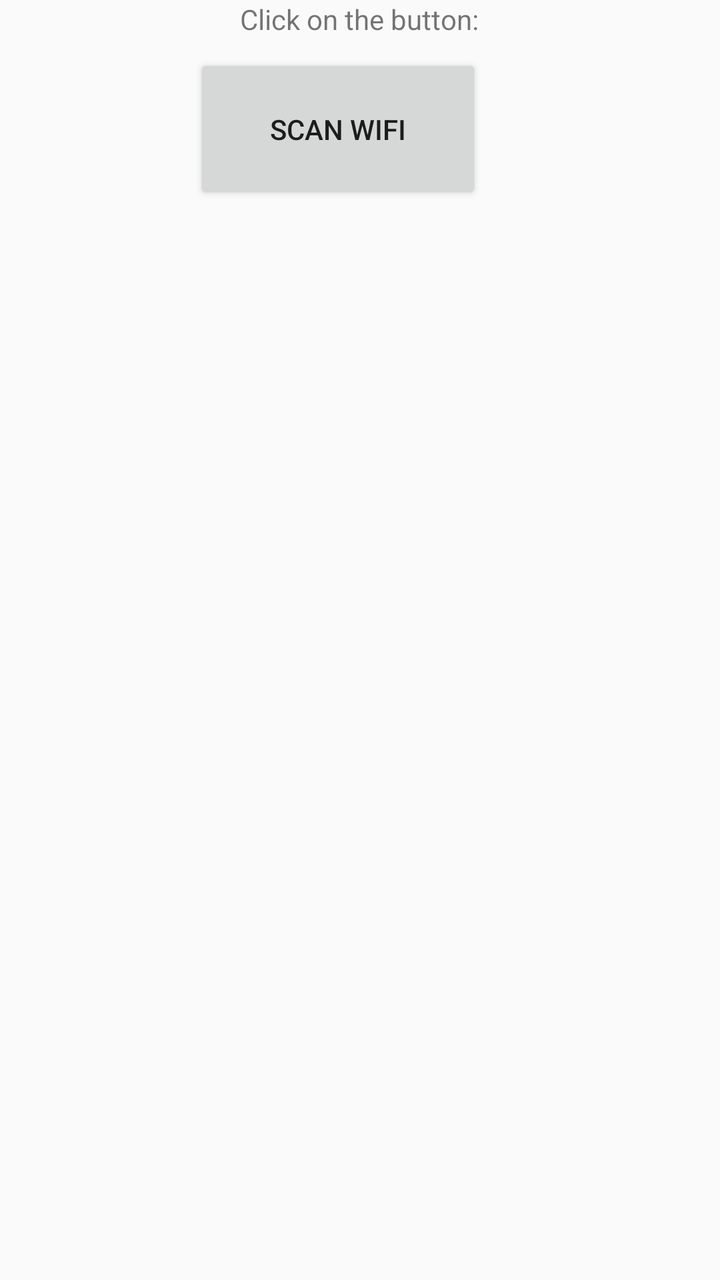
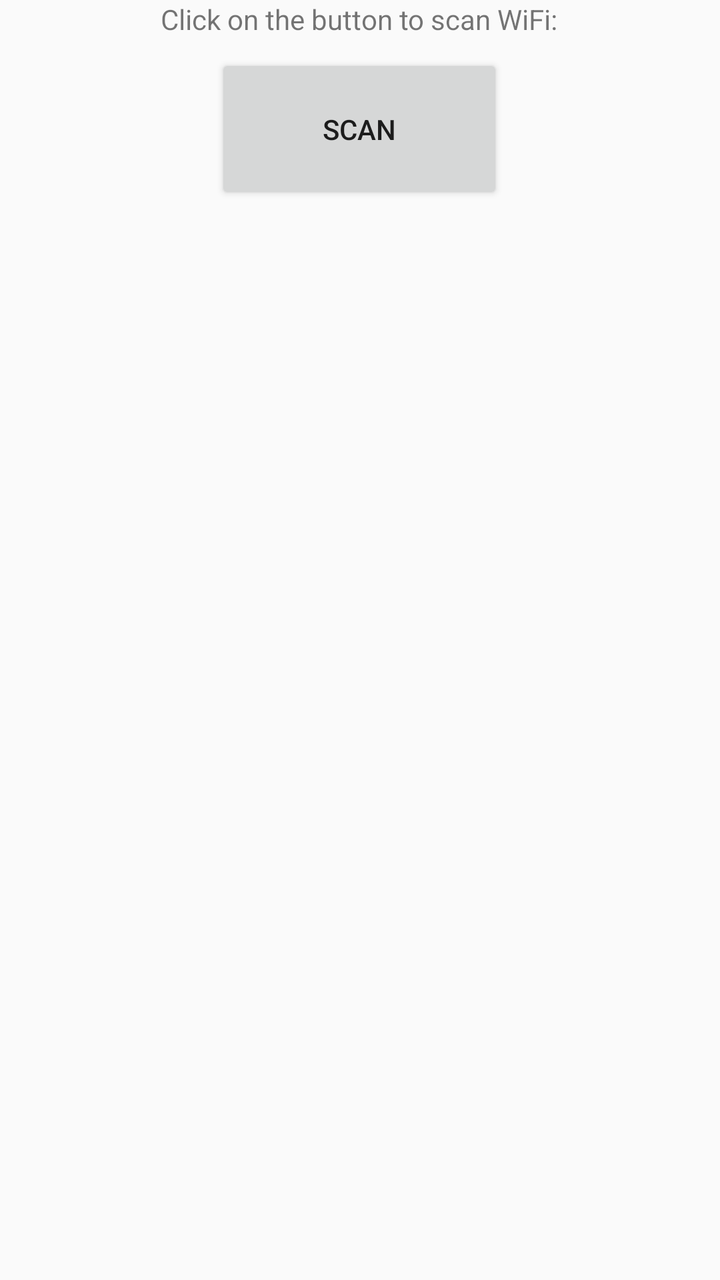

An Android layout rendered at two revisions. The XML below is the earlier revision; the diff shows what the commit changed to produce the second picture.
<!-- AndroidManifest.xml: application theme AppTheme -->
<!-- res/layout/activity_main.xml -->
<?xml version="1.0" encoding="utf-8"?>
<androidx.constraintlayout.widget.ConstraintLayout xmlns:android="http://schemas.android.com/apk/res/android"
    xmlns:app="http://schemas.android.com/apk/res-auto"
    xmlns:tools="http://schemas.android.com/tools"
    android:layout_width="match_parent"
    android:layout_height="match_parent"
    tools:context=".MainActivity">

    <TextView
        android:id="@+id/helloTextView"
        android:layout_width="wrap_content"
        android:layout_height="wrap_content"
        android:text="Click on the button:"
        app:layout_constraintBottom_toTopOf="@+id/scanButton"
        app:layout_constraintEnd_toEndOf="parent"
        app:layout_constraintHorizontal_bias="0.498"
        app:layout_constraintStart_toStartOf="parent"
        app:layout_constraintTop_toTopOf="parent" />

    <Button
        android:id="@+id/scanButton"
        android:layout_width="144dp"
        android:layout_height="75dp"
        android:layout_marginTop="8dp"
        android:text="Scan WiFi"
        app:layout_constraintEnd_toEndOf="parent"
        app:layout_constraintHorizontal_bias="0.449"
        app:layout_constraintStart_toStartOf="parent"
        app:layout_constraintTop_toBottomOf="@+id/helloTextView" />

    <ListView
        android:id="@+id/listView"
        android:layout_width="0dp"
        android:layout_height="0dp"
        app:layout_constraintTop_toBottomOf="@+id/scanButton"
        app:layout_constraintBottom_toBottomOf="parent"
        app:layout_constraintStart_toStartOf="parent"
        app:layout_constraintEnd_toEndOf="parent"
        app:layout_constraintHeight_default="spread"
        app:layout_constraintWidth_default="spread" />

</androidx.constraintlayout.widget.ConstraintLayout>
<!-- resources referenced by this layout -->
<resources>
  <style name="AppTheme" parent="Theme.AppCompat.Light.DarkActionBar">
          
          <item name="colorPrimary">@color/graphite_gray</item>
          <item name="colorAccent">@color/white</item>
      </style>
  <color name="graphite_gray">#212121</color>
  <color name="white">#FFFFFFFF</color>
</resources>

<!-- the commit's change to res/layout/activity_main.xml (unified diff, before → after) -->
@@ -10,7 +10,7 @@
         android:id="@+id/helloTextView"
         android:layout_width="wrap_content"
         android:layout_height="wrap_content"
-        android:text="Click on the button:"
+        android:text="Click on the button to scan WiFi:"
         app:layout_constraintBottom_toTopOf="@+id/scanButton"
         app:layout_constraintEnd_toEndOf="parent"
         app:layout_constraintHorizontal_bias="0.498"
@@ -22,9 +22,9 @@
         android:layout_width="144dp"
         android:layout_height="75dp"
         android:layout_marginTop="8dp"
-        android:text="Scan WiFi"
+        android:text="Scan"
         app:layout_constraintEnd_toEndOf="parent"
-        app:layout_constraintHorizontal_bias="0.449"
+        app:layout_constraintHorizontal_bias="0.498"
         app:layout_constraintStart_toStartOf="parent"
         app:layout_constraintTop_toBottomOf="@+id/helloTextView" />
 
